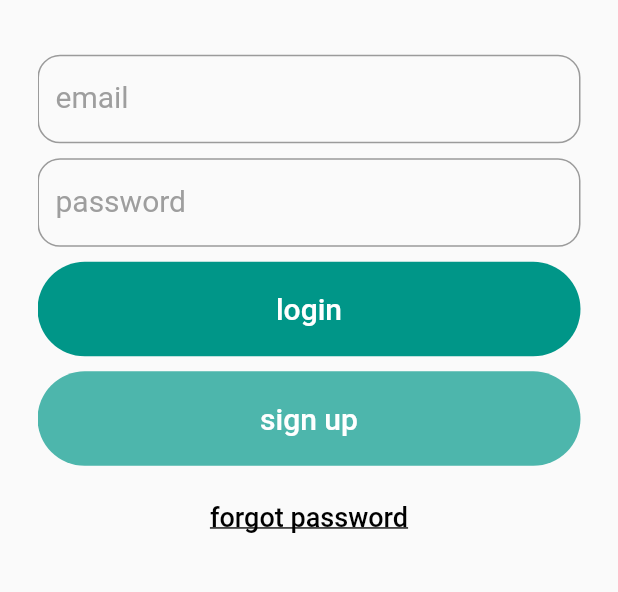
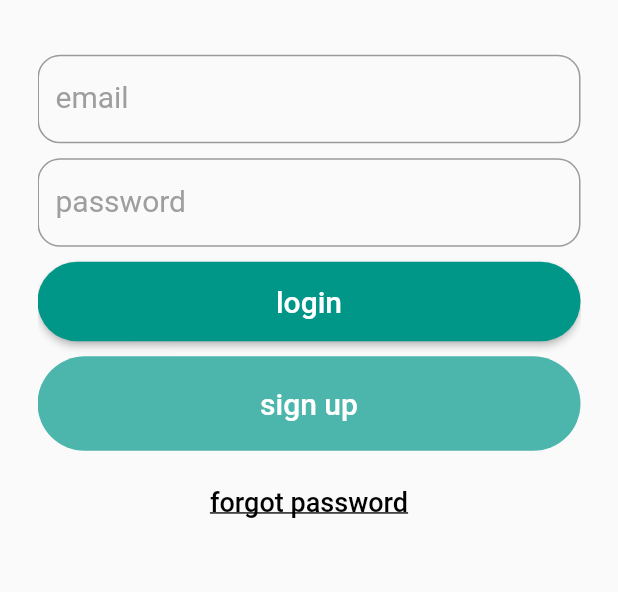
Before and after one commit to matheoxz/ByeBills, a Flutter app: the screen it shows after launch, on a phone screen of 412 x 824 dp, the part 472-1064 px from its top. Run offline on Flutter 3.47's test engine with Material 2 defaults, Android fonts, the phone set to English and light mode, and no system bars; drawn by our look-alikes of progress_state_button; our stand-ins replace animated_text_kit, flutter_slidable, get_it.

Commit message:
error verification

```diff
--- a/Front/flutterpoc/lib/src/route/pages/signup_page.dart
+++ b/Front/flutterpoc/lib/src/route/pages/signup_page.dart
@@ -4,13 +4,15 @@ import 'package:flutterpoc/src/view/signup.dart';
 
 class SignUpPage extends Page {
   final Function() onPop;
-  SignUpPage({required this.onPop});
+  final Function() onSignUp;
+  SignUpPage({required this.onPop, required this.onSignUp});
   @override
   Route createRoute(BuildContext context) {
     return MaterialPageRoute(
         settings: this,
         builder: (context) => SignUp(
               onPop: onPop,
+              onSignUp: onSignUp,
             ));
   }
 }
--- a/Front/flutterpoc/lib/src/route/router_delegate.dart
+++ b/Front/flutterpoc/lib/src/route/router_delegate.dart
@@ -149,6 +149,9 @@ class BillsRouterDelegate extends RouterDelegate<MyAppConfiguration>
       stack = [
         SignUpPage(onPop: () {
           signup = false;
+        }, onSignUp: () {
+          signup = false;
+          loggedIn = true;
         })
       ];
     else if (loggedIn) {
--- a/Front/flutterpoc/lib/src/services/login_services.dart
+++ b/Front/flutterpoc/lib/src/services/login_services.dart
@@ -13,7 +13,7 @@ class LoginServices extends ILoginServices {
 
   @override
   Future<bool> login(String email, String password) async {
-    var res = await http.post(Uri.https('localhost:44305', 'api/User/login'),
+    var res = await http.post(Uri.https('172.30.16.1:44305', 'api/User/login'),
         body: '{"email":"$email", "password":"$password"}',
         headers: {
           'Content-Type': 'application/json',
--- a/Front/flutterpoc/lib/src/view/login.dart
+++ b/Front/flutterpoc/lib/src/view/login.dart
@@ -2,8 +2,9 @@ import 'package:flutter/material.dart';
 import 'package:flutterpoc/config/get_it_registrations.dart';
 import 'package:flutterpoc/src/misc/animated_color_text.dart';
 import 'package:flutterpoc/src/services/login_services_abstract.dart';
+import 'package:progress_state_button/progress_button.dart';
 
-class Login extends StatelessWidget {
+class Login extends StatefulWidget {
   final Function() onSignUp;
   final Function() onLogin;
   late ILoginServices _loginServices;
@@ -15,8 +16,26 @@ class Login extends StatelessWidget {
   }) : super(key: key) {
     _loginServices = getIt<ILoginServices>();
   }
+
+  @override
+  _LoginState createState() =>
+      _LoginState(onLogin: onLogin, onSignUp: onSignUp);
+}
+
+class _LoginState extends State<Login> {
+  final Function() onSignUp;
+  final Function() onLogin;
+
+  _LoginState({
+    required this.onLogin,
+    required this.onSignUp,
+  });
+
   final _emailController = TextEditingController();
+
   final _passwordController = TextEditingController();
+
+  ButtonState loginButtonState = ButtonState.idle;
 
   @override
   Widget build(BuildContext context) {
@@ -64,8 +83,11 @@ class Login extends StatelessWidget {
     );
   }
 
+  final _formKey = GlobalKey<FormState>();
+
   _form(BuildContext context) {
     return Form(
+      key: _formKey,
       child: ListView(
         keyboardDismissBehavior: ScrollViewKeyboardDismissBehavior.onDrag,
         children: [
@@ -74,7 +96,7 @@ class Login extends StatelessWidget {
           _sizedBox(),
           passwordField(),
           _sizedBox(),
-          loginButton(),
+          loginButton(context),
           _sizedBox(),
           signupButton(),
           _sizedBox(),
@@ -111,24 +133,42 @@ class Login extends StatelessWidget {
     );
   }
 
-  loginButton() {
-    return TextButton(
-      onPressed: _login,
-      child: Text(
-        "login",
-        style: TextStyle(color: Colors.white, fontSize: 20),
-      ),
-      style: TextButton.styleFrom(
-          backgroundColor: Colors.teal.shade500,
-          shape:
-              RoundedRectangleBorder(borderRadius: BorderRadius.circular(45)),
-          padding: EdgeInsets.all(20)),
+  loginButton(context) {
+    return ProgressButton(
+      stateWidgets: {
+        ButtonState.idle: Text(
+          "login",
+          style: TextStyle(color: Colors.white, fontSize: 20),
+        ),
+        ButtonState.loading: Text(
+          "",
+          style: TextStyle(color: Colors.white, fontSize: 20),
+        ),
+        ButtonState.fail: Text(
+          "fail",
+          style: TextStyle(color: Colors.white, fontSize: 20),
+        ),
+        ButtonState.success: Text(
+          "success",
+          style: TextStyle(color: Colors.white, fontSize: 20),
+        )
+      },
+      stateColors: {
+        ButtonState.idle: Colors.teal.shade500,
+        ButtonState.loading: Colors.teal.shade100,
+        ButtonState.fail: Colors.red.shade300,
+        ButtonState.success: Colors.green.shade400,
+      },
+      onPressed: () async => await _login(context),
+      state: loginButtonState,
+      progressIndicatorAligment: MainAxisAlignment.center,
+      radius: 45.0,
     );
   }
 
   signupButton() {
     return TextButton(
-      onPressed: onSignUp,
+      onPressed: widget.onSignUp,
       child: Text(
         "sign up",
         style: TextStyle(color: Colors.white, fontSize: 20),
@@ -169,9 +209,36 @@ class Login extends StatelessWidget {
 
   _forgotPassword() {}
 
-  _login() {
-    _loginServices.login(_emailController.text, _passwordController.text);
-    onLogin();
+  _login(context) async {
+    if (_formKey.currentState!.validate()) {
+      //if forms is valid
+      try {
+        //shows button loading
+        setState(() {
+          loginButtonState = ButtonState.loading;
+        });
+        //try to login
+        await widget._loginServices
+            .login(_emailController.text, _passwordController.text);
+        //if succes, set the button to succes state
+        setState(() {
+          loginButtonState = ButtonState.success;
+        });
+        //goes to home page
+        onLogin();
+      } catch (e) {
+        setState(() {
+          loginButtonState = ButtonState.fail;
+        });
+      }
+    } else {
+      //if forms is not valid, show snack bar to user
+      ScaffoldMessenger.of(context).showSnackBar(const SnackBar(
+        backgroundColor: Colors.amber,
+        content: Text("invalid fields, please fill it correctly"),
+        elevation: 5.0,
+      ));
+    }
   }
 
   _sizedBox({double space = 10}) {
--- a/Front/flutterpoc/pubspec.yaml
+++ b/Front/flutterpoc/pubspec.yaml
@@ -32,7 +32,8 @@ dependencies:
   flutter_secure_storage:
   flutter_web_plugins:
     sdk: flutter
-  flutter_slidable:
+  flutter_slidable: ^0.6.0
+  progress_state_button: ^1.0.3
 
   # The following adds the Cupertino Icons font to your application.
   # Use with the CupertinoIcons class for iOS style icons.
```
Also changed, not shown: Front/flutterpoc/lib/src/view/new_bill.dart (+23 -12 lines), Front/flutterpoc/lib/src/view/signup.dart (+93 -30 lines).
